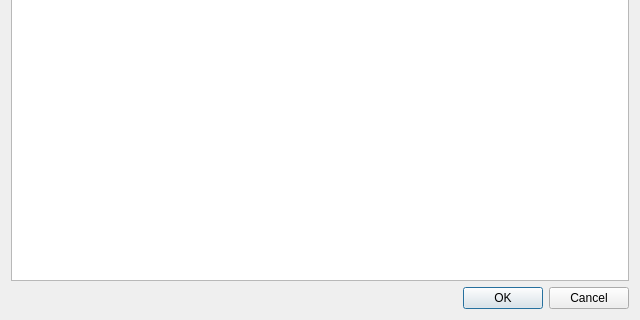
The window that som_gui/module/project_filter/qt/project_filter.ui (c-mellueh/SOM-Toolkit) describes before a commit, drawn with Qt 5; both pictures show x 0 to 640 and y 160 to 480 of the 640 by 480 pixel window.
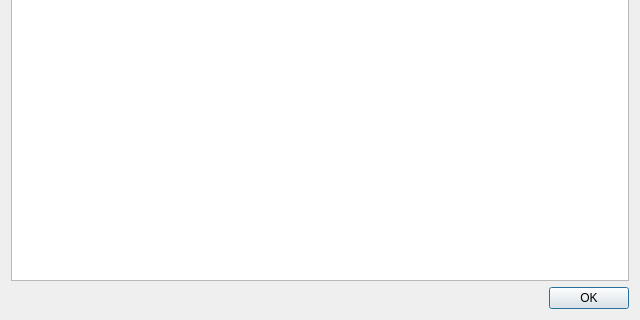
The same window after the commit. Custom widgets are drawn as their Qt base class.

Commit message: change dialog to direct action

What changed in the file:
```diff
--- a/som_gui/module/project_filter/qt/project_filter.ui
+++ b/som_gui/module/project_filter/qt/project_filter.ui
@@ -33,7 +33,10 @@
                         <enum>Qt::Horizontal</enum>
                     </property>
                     <property name="standardButtons">
-                        <set>QDialogButtonBox::Cancel|QDialogButtonBox::Ok</set>
+                        <set>QDialogButtonBox::Ok</set>
+                    </property>
+                    <property name="centerButtons">
+                        <bool>false</bool>
                     </property>
                 </widget>
             </item>
```
The commit also changes 4 other files.
